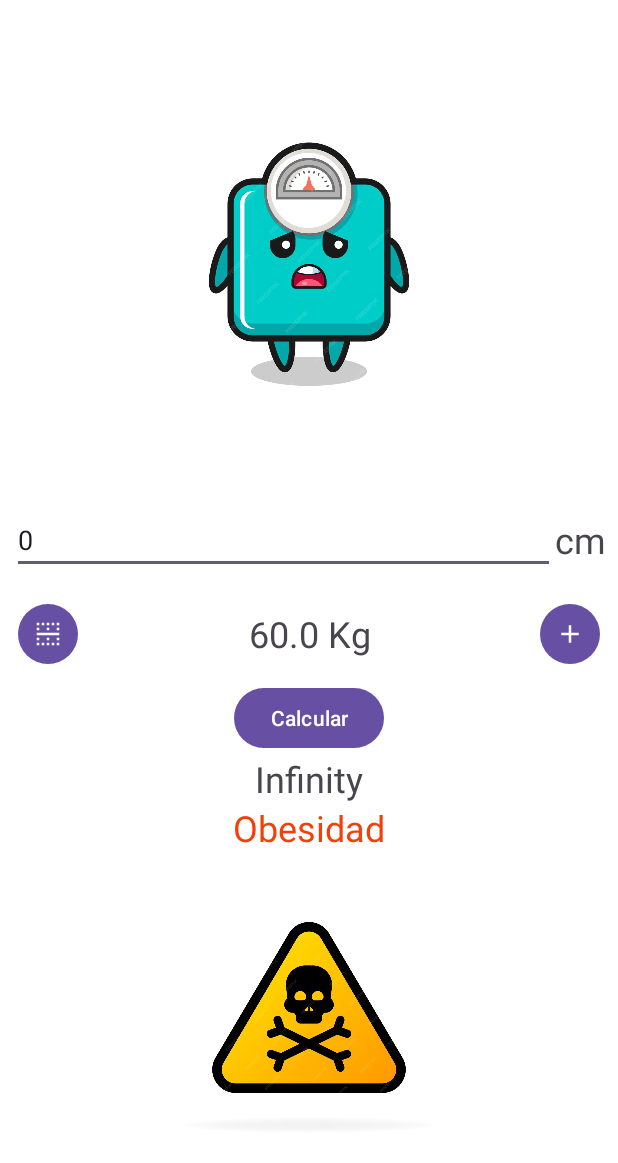
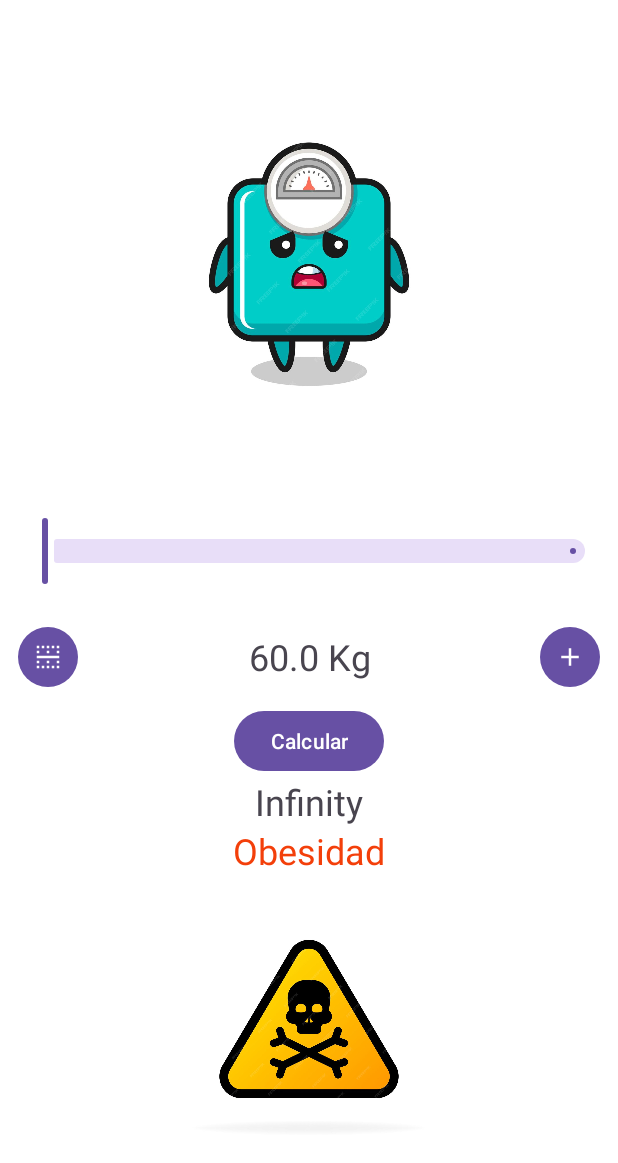
Before and after one commit to icarpio/BMCCalculator, an Android app: the screen it shows after launch (MainActivity), after a tap on "Calcular", on a phone screen of 412 x 824 dp, the part 73-1236 px from its top. Run offline under Robolectric (Android 15) with nearby library versions, the phone set to English and light mode, and no system bars; 2 other taps on this screen came first.

Commit message:
Add slider

```diff
--- a/app/src/main/java/com/example/bmicalculator/MainActivity.kt
+++ b/app/src/main/java/com/example/bmicalculator/MainActivity.kt
@@ -10,10 +10,11 @@ import android.widget.Button
 import android.widget.EditText
 import android.widget.ImageView
 import android.widget.TextView
+import com.google.android.material.slider.Slider
 import kotlin.math.pow
 
 class MainActivity : AppCompatActivity() {
-    lateinit var heightEditText: EditText
+
     lateinit var weightEditText: TextView
     lateinit var minusButton: Button
     lateinit var addButton: Button
@@ -21,6 +22,7 @@ class MainActivity : AppCompatActivity() {
     lateinit var healthyTextView: TextView
     lateinit var calculateButton: Button
     lateinit var imageView:ImageView
+    lateinit var heightSlider:Slider
 
     var height: Float = 0.0F
     var weight: Float = 60.0F
@@ -30,7 +32,7 @@ class MainActivity : AppCompatActivity() {
         super.onCreate(savedInstanceState)
         setContentView(R.layout.activity_main)
 
-        heightEditText = findViewById(R.id.heightEditText)
+        heightSlider = findViewById(R.id.heightSlider)
         weightEditText = findViewById(R.id.weightEditText)
         minusButton = findViewById(R.id.minusButton)
         addButton = findViewById(R.id.addButton)
@@ -45,20 +47,24 @@ class MainActivity : AppCompatActivity() {
         minusButton.setOnClickListener {
             weight--
             setWeight()
-            Log.i("IMCS", "Reducir peso")
         }
 
         addButton.setOnClickListener {
             weight++
             setWeight()
-            Log.i("IMCS", "Aumentar peso")
+        }
+        heightSlider.addOnChangeListener { _, value, _ ->
+            height = value
+            height.toString()
+            Log.i("Slider", height.toString())
         }
         //Calcular resultado
         calculateButton.setOnClickListener {
-            height = heightEditText.text.toString().toFloat()
             val result = weight / (height / 100f).pow(2)
             val formated = String.format("%.2f", result)
             resultTextView.text = formated
+
+
             when (result) {
                 in 0.0..18.5 -> {
                     healthyTextView.text = "Bajo peso"
@@ -88,9 +94,6 @@ class MainActivity : AppCompatActivity() {
         }
     }
 
-    fun setHeight() {
-        heightEditText.setText(height.toString())
-    }
 
     fun setWeight() {
         weightEditText.text = "$weight Kg"
--- a/app/src/main/res/layout/activity_main.xml
+++ b/app/src/main/res/layout/activity_main.xml
@@ -1,31 +1,30 @@
 <?xml version="1.0" encoding="utf-8"?>
-<LinearLayout
-    xmlns:android="http://schemas.android.com/apk/res/android"
+<LinearLayout xmlns:android="http://schemas.android.com/apk/res/android"
     xmlns:app="http://schemas.android.com/apk/res-auto"
     xmlns:tools="http://schemas.android.com/tools"
     android:layout_width="match_parent"
     android:layout_height="match_parent"
     android:background="@color/white"
-    tools:context=".MainActivity"
-    android:orientation="vertical">
+    android:orientation="vertical"
+    tools:context=".MainActivity">
 
 
     <!-- Comentarios -->
     <LinearLayout
         android:layout_width="match_parent"
         android:layout_height="wrap_content"
+        android:gravity="center_vertical"
         android:orientation="horizontal"
-        android:gravity="center_vertical"
         android:padding="8dp">
 
-    <TextView
-        android:id="@+id/welcomeTextView"
-        android:layout_width="match_parent"
-        android:layout_height="match_parent"
-        android:gravity="center"
-        android:textSize="30dp"
-        android:layout_gravity="center_horizontal"
-        android:text="@string/main_activity_click_text" />
+        <TextView
+            android:id="@+id/welcomeTextView"
+            android:layout_width="match_parent"
+            android:layout_height="match_parent"
+            android:layout_gravity="center_horizontal"
+            android:gravity="center"
+            android:text="@string/main_activity_click_text"
+            android:textSize="30dp" />
 
     </LinearLayout>
 
@@ -49,10 +48,11 @@
     <LinearLayout
         android:layout_width="match_parent"
         android:layout_height="wrap_content"
+        android:gravity="center_vertical"
         android:orientation="horizontal"
-        android:gravity="center_vertical"
         android:padding="8dp">
 
+        <!--
         <EditText
             android:id="@+id/heightEditText"
             android:layout_width="0dp"
@@ -60,13 +60,22 @@
             android:layout_weight="1"
             android:ems="10"
             android:inputType="number"
-            android:text="0" />
+            android:text="0" /> -->
+        <!-- Continuous slider -->
+        <com.google.android.material.slider.Slider
+            android:id="@+id/heightSlider"
+            android:layout_width="match_parent"
+            android:layout_height="wrap_content"
+            app:tickVisible="false"
+            android:valueFrom="100"
+            android:valueTo="240"
+            android:stepSize="1"/>
 
         <TextView
             android:layout_width="wrap_content"
             android:layout_height="wrap_content"
             android:text="cm"
-            android:textSize="24sp"/>
+            android:textSize="24sp" />
 
 
     </LinearLayout>
@@ -75,15 +84,15 @@
     <LinearLayout
         android:layout_width="match_parent"
         android:layout_height="wrap_content"
+        android:gravity="center_vertical"
         android:orientation="horizontal"
-        android:gravity="center_vertical"
         android:padding="8dp">
 
         <Button
             android:id="@+id/minusButton"
+            style="?attr/materialIconButtonFilledStyle"
             android:layout_width="wrap_content"
             android:layout_height="wrap_content"
-            style="?attr/materialIconButtonFilledStyle"
             app:icon="@drawable/minus">
 
         </Button>
@@ -92,16 +101,16 @@
             android:id="@+id/weightEditText"
             android:layout_width="0dp"
             android:layout_height="wrap_content"
+            android:layout_weight="1"
             android:text="0 Kg"
-            android:textSize="24sp"
             android:textAlignment="center"
-            android:layout_weight="1"/>
+            android:textSize="24sp" />
 
         <Button
             android:id="@+id/addButton"
+            style="?attr/materialIconButtonFilledStyle"
             android:layout_width="wrap_content"
             android:layout_height="wrap_content"
-            style="?attr/materialIconButtonFilledStyle"
             app:icon="@drawable/plus">
 
         </Button>
@@ -109,14 +118,12 @@
     </LinearLayout>
 
 
-
-
     <Button
         android:id="@+id/calculateButton"
-        android:text="Calcular"
         android:layout_width="wrap_content"
         android:layout_height="wrap_content"
-        android:layout_gravity="center_horizontal">
+        android:layout_gravity="center_horizontal"
+        android:text="Calcular">
 
     </Button>
 
@@ -124,17 +131,17 @@
         android:id="@+id/resultTextView"
         android:layout_width="wrap_content"
         android:layout_height="wrap_content"
-        tools:text="Resultado: "
+        android:layout_gravity="center_horizontal"
         android:textSize="24sp"
-        android:layout_gravity="center_horizontal"/>
+        tools:text="Resultado: " />
 
     <TextView
         android:id="@+id/healthyTextView"
         android:layout_width="wrap_content"
         android:layout_height="wrap_content"
+        android:layout_gravity="center_horizontal"
+        android:textSize="24sp"
         tools:text=""
-        android:textSize="24sp"
-        android:layout_gravity="center_horizontal"
 
         />
 
@@ -142,8 +149,7 @@
         android:id="@+id/imageView"
         android:layout_width="match_parent"
         android:layout_height="wrap_content"
-        app:srcCompat="@drawable/danger"
-        />
+        app:srcCompat="@drawable/danger" />
 
 
 </LinearLayout>
```
